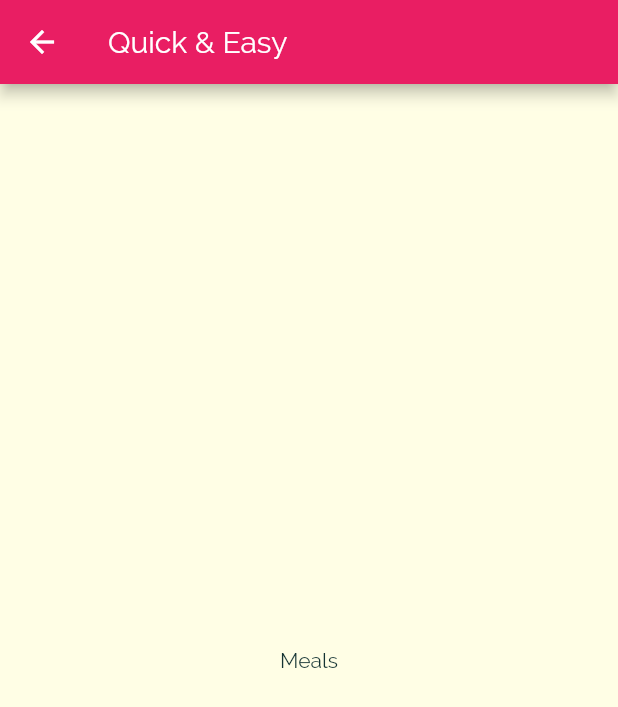
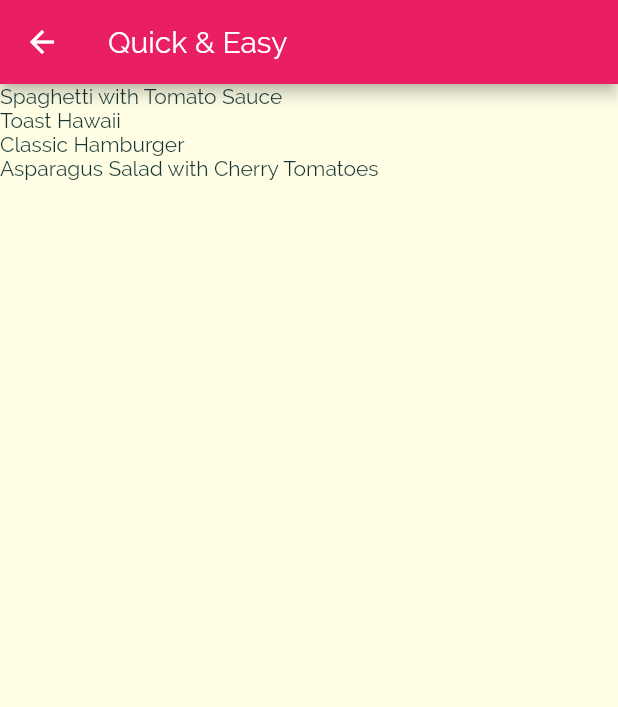
Before and after one commit to hatem1055/flutter-meals-app, a Flutter app: the screen it shows after launch, after a tap on "Quick & Easy", on a phone screen of 412 x 824 dp. Shown: the top 707 px of the screen. Run offline on Flutter 3.47's test engine with Material 2 defaults, Android fonts, the phone set to English and light mode, and no system bars.

Commit message:
meals data

```diff
--- a/lib/cetegries_data.dart
+++ /dev/null
@@ -1,56 +0,0 @@
-import 'package:flutter/material.dart';
-
-import './models/category.dart';
-
-const  categories = const [
-  Category(
-    id: 'c1',
-    title: 'Italian',
-    color: Colors.purple,
-  ),
-  Category(
-    id: 'c2',
-    title: 'Quick & Easy',
-    color: Colors.red,
-  ),
-  Category(
-    id: 'c3',
-    title: 'Hamburgers',
-    color: Colors.orange,
-  ),
-  Category(
-    id: 'c4',
-    title: 'German',
-    color: Colors.amber,
-  ),
-  Category(
-    id: 'c5',
-    title: 'Light & Lovely',
-    color: Colors.blue,
-  ),
-  Category(
-    id: 'c6',
-    title: 'Exotic',
-    color: Colors.green,
-  ),
-  Category(
-    id: 'c7',
-    title: 'Breakfast',
-    color: Colors.lightBlue,
-  ),
-  Category(
-    id: 'c8',
-    title: 'Asian',
-    color: Colors.lightGreen,
-  ),
-  Category(
-    id: 'c9',
-    title: 'French',
-    color: Colors.pink,
-  ),
-  Category(
-    id: 'c10',
-    title: 'Summer',
-    color: Colors.teal,
-  ),
-];
--- /dev/null
+++ b/lib/data.dart
@@ -0,0 +1,408 @@
+import 'package:flutter/material.dart';
+
+import 'models/category.dart';
+import 'models/meal.dart';
+
+const categories = const [
+  Category(
+    id: 'c1',
+    title: 'Italian',
+    color: Colors.purple,
+  ),
+  Category(
+    id: 'c2',
+    title: 'Quick & Easy',
+    color: Colors.red,
+  ),
+  Category(
+    id: 'c3',
+    title: 'Hamburgers',
+    color: Colors.orange,
+  ),
+  Category(
+    id: 'c4',
+    title: 'German',
+    color: Colors.amber,
+  ),
+  Category(
+    id: 'c5',
+    title: 'Light & Lovely',
+    color: Colors.blue,
+  ),
+  Category(
+    id: 'c6',
+    title: 'Exotic',
+    color: Colors.green,
+  ),
+  Category(
+    id: 'c7',
+    title: 'Breakfast',
+    color: Colors.lightBlue,
+  ),
+  Category(
+    id: 'c8',
+    title: 'Asian',
+    color: Colors.lightGreen,
+  ),
+  Category(
+    id: 'c9',
+    title: 'French',
+    color: Colors.pink,
+  ),
+  Category(
+    id: 'c10',
+    title: 'Summer',
+    color: Colors.teal,
+  ),
+];
+
+const meals = const [
+  Meal(
+    id: 'm1',
+    categoryIds: [
+      'c1',
+      'c2',
+    ],
+    title: 'Spaghetti with Tomato Sauce',
+    affordability: Affordability.Affordable,
+    complexity: Complexity.Simple,
+    imageUrl:
+        'https://upload.wikimedia.org/wikipedia/commons/thumb/2/20/Spaghetti_Bolognese_mit_Parmesan_oder_Grana_Padano.jpg/800px-Spaghetti_Bolognese_mit_Parmesan_oder_Grana_Padano.jpg',
+    duration: 20,
+    ingredients: [
+      '4 Tomatoes',
+      '1 Tablespoon of Olive Oil',
+      '1 Onion',
+      '250g Spaghetti',
+      'Spices',
+      'Cheese (optional)'
+    ],
+    steps: [
+      'Cut the tomatoes and the onion into small pieces.',
+      'Boil some water - add salt to it once it boils.',
+      'Put the spaghetti into the boiling water - they should be done in about 10 to 12 minutes.',
+      'In the meantime, heaten up some olive oil and add the cut onion.',
+      'After 2 minutes, add the tomato pieces, salt, pepper and your other spices.',
+      'The sauce will be done once the spaghetti are.',
+      'Feel free to add some cheese on top of the finished dish.'
+    ],
+    isGlutenFree: false,
+    isVegan: true,
+    isVegetarian: true,
+    isLactoseFree: true,
+  ),
+  Meal(
+    id: 'm2',
+    categoryIds: [
+      'c2',
+    ],
+    title: 'Toast Hawaii',
+    affordability: Affordability.Affordable,
+    complexity: Complexity.Simple,
+    imageUrl:
+        'https://cdn.pixabay.com/photo/2018/07/11/21/51/toast-3532016_1280.jpg',
+    duration: 10,
+    ingredients: [
+      '1 Slice White Bread',
+      '1 Slice Ham',
+      '1 Slice Pineapple',
+      '1-2 Slices of Cheese',
+      'Butter'
+    ],
+    steps: [
+      'Butter one side of the white bread',
+      'Layer ham, the pineapple and cheese on the white bread',
+      'Bake the toast for round about 10 minutes in the oven at 200°C'
+    ],
+    isGlutenFree: false,
+    isVegan: false,
+    isVegetarian: false,
+    isLactoseFree: false,
+  ),
+  Meal(
+    id: 'm3',
+    categoryIds: [
+      'c2',
+      'c3',
+    ],
+    title: 'Classic Hamburger',
+    affordability: Affordability.Pricey,
+    complexity: Complexity.Simple,
+    imageUrl:
+        'https://cdn.pixabay.com/photo/2014/10/23/18/05/burger-500054_1280.jpg',
+    duration: 45,
+    ingredients: [
+      '300g Cattle Hack',
+      '1 Tomato',
+      '1 Cucumber',
+      '1 Onion',
+      'Ketchup',
+      '2 Burger Buns'
+    ],
+    steps: [
+      'Form 2 patties',
+      'Fry the patties for c. 4 minutes on each side',
+      'Quickly fry the buns for c. 1 minute on each side',
+      'Bruch buns with ketchup',
+      'Serve burger with tomato, cucumber and onion'
+    ],
+    isGlutenFree: false,
+    isVegan: false,
+    isVegetarian: false,
+    isLactoseFree: true,
+  ),
+  Meal(
+    id: 'm4',
+    categoryIds: [
+      'c4',
+    ],
+    title: 'Wiener Schnitzel',
+    affordability: Affordability.Luxurious,
+    complexity: Complexity.Challenging,
+    imageUrl:
+        'https://cdn.pixabay.com/photo/2018/03/31/19/29/schnitzel-3279045_1280.jpg',
+    duration: 60,
+    ingredients: [
+      '8 Veal Cutlets',
+      '4 Eggs',
+      '200g Bread Crumbs',
+      '100g Flour',
+      '300ml Butter',
+      '100g Vegetable Oil',
+      'Salt',
+      'Lemon Slices'
+    ],
+    steps: [
+      'Tenderize the veal to about 2–4mm, and salt on both sides.',
+      'On a flat plate, stir the eggs briefly with a fork.',
+      'Lightly coat the cutlets in flour then dip into the egg, and finally, coat in breadcrumbs.',
+      'Heat the butter and oil in a large pan (allow the fat to get very hot) and fry the schnitzels until golden brown on both sides.',
+      'Make sure to toss the pan regularly so that the schnitzels are surrounded by oil and the crumbing becomes ‘fluffy’.',
+      'Remove, and drain on kitchen paper. Fry the parsley in the remaining oil and drain.',
+      'Place the schnitzels on awarmed plate and serve garnishedwith parsley and slices of lemon.'
+    ],
+    isGlutenFree: false,
+    isVegan: false,
+    isVegetarian: false,
+    isLactoseFree: false,
+  ),
+  Meal(
+    id: 'm5',
+    categoryIds: [
+      'c2'
+          'c5',
+      'c10',
+    ],
+    title: 'Salad with Smoked Salmon',
+    affordability: Affordability.Luxurious,
+    complexity: Complexity.Simple,
+    imageUrl:
+        'https://cdn.pixabay.com/photo/2016/10/25/13/29/smoked-salmon-salad-1768890_1280.jpg',
+    duration: 15,
+    ingredients: [
+      'Arugula',
+      'Lamb\'s Lettuce',
+      'Parsley',
+      'Fennel',
+      '200g Smoked Salmon',
+      'Mustard',
+      'Balsamic Vinegar',
+      'Olive Oil',
+      'Salt and Pepper'
+    ],
+    steps: [
+      'Wash and cut salad and herbs',
+      'Dice the salmon',
+      'Process mustard, vinegar and olive oil into a dessing',
+      'Prepare the salad',
+      'Add salmon cubes and dressing'
+    ],
+    isGlutenFree: true,
+    isVegan: false,
+    isVegetarian: true,
+    isLactoseFree: true,
+  ),
+  Meal(
+    id: 'm6',
+    categoryIds: [
+      'c6',
+      'c10',
+    ],
+    title: 'Delicious Orange Mousse',
+    affordability: Affordability.Affordable,
+    complexity: Complexity.Hard,
+    imageUrl:
+        'https://cdn.pixabay.com/photo/2017/05/01/05/18/pastry-2274750_1280.jpg',
+    duration: 240,
+    ingredients: [
+      '4 Sheets of Gelatine',
+      '150ml Orange Juice',
+      '80g Sugar',
+      '300g Yoghurt',
+      '200g Cream',
+      'Orange Peel',
+    ],
+    steps: [
+      'Dissolve gelatine in pot',
+      'Add orange juice and sugar',
+      'Take pot off the stove',
+      'Add 2 tablespoons of yoghurt',
+      'Stir gelatin under remaining yoghurt',
+      'Cool everything down in the refrigerator',
+      'Whip the cream and lift it under die orange mass',
+      'Cool down again for at least 4 hours',
+      'Serve with orange peel',
+    ],
+    isGlutenFree: true,
+    isVegan: false,
+    isVegetarian: true,
+    isLactoseFree: false,
+  ),
+  Meal(
+    id: 'm7',
+    categoryIds: [
+      'c7',
+    ],
+    title: 'Pancakes',
+    affordability: Affordability.Affordable,
+    complexity: Complexity.Simple,
+    imageUrl:
+        'https://cdn.pixabay.com/photo/2018/07/10/21/23/pancake-3529653_1280.jpg',
+    duration: 20,
+    ingredients: [
+      '1 1/2 Cups all-purpose Flour',
+      '3 1/2 Teaspoons Baking Powder',
+      '1 Teaspoon Salt',
+      '1 Tablespoon White Sugar',
+      '1 1/4 cups Milk',
+      '1 Egg',
+      '3 Tablespoons Butter, melted',
+    ],
+    steps: [
+      'In a large bowl, sift together the flour, baking powder, salt and sugar.',
+      'Make a well in the center and pour in the milk, egg and melted butter; mix until smooth.',
+      'Heat a lightly oiled griddle or frying pan over medium high heat.',
+      'Pour or scoop the batter onto the griddle, using approximately 1/4 cup for each pancake. Brown on both sides and serve hot.'
+    ],
+    isGlutenFree: true,
+    isVegan: false,
+    isVegetarian: true,
+    isLactoseFree: false,
+  ),
+  Meal(
+    id: 'm8',
+    categoryIds: [
+      'c8',
+    ],
+    title: 'Creamy Indian Chicken Curry',
+    affordability: Affordability.Pricey,
+    complexity: Complexity.Challenging,
+    imageUrl:
+        'https://cdn.pixabay.com/photo/2018/06/18/16/05/indian-food-3482749_1280.jpg',
+    duration: 35,
+    ingredients: [
+      '4 Chicken Breasts',
+      '1 Onion',
+      '2 Cloves of Garlic',
+      '1 Piece of Ginger',
+      '4 Tablespoons Almonds',
+      '1 Teaspoon Cayenne Pepper',
+      '500ml Coconut Milk',
+    ],
+    steps: [
+      'Slice and fry the chicken breast',
+      'Process onion, garlic and ginger into paste and sauté everything',
+      'Add spices and stir fry',
+      'Add chicken breast + 250ml of water and cook everything for 10 minutes',
+      'Add coconut milk',
+      'Serve with rice'
+    ],
+    isGlutenFree: true,
+    isVegan: false,
+    isVegetarian: false,
+    isLactoseFree: true,
+  ),
+  Meal(
+    id: 'm9',
+    categoryIds: [
+      'c9',
+    ],
+    title: 'Chocolate Souffle',
+    affordability: Affordability.Affordable,
+    complexity: Complexity.Hard,
+    imageUrl:
+        'https://cdn.pixabay.com/photo/2014/08/07/21/07/souffle-412785_1280.jpg',
+    duration: 45,
+    ingredients: [
+      '1 Teaspoon melted Butter',
+      '2 Tablespoons white Sugar',
+      '2 Ounces 70% dark Chocolate, broken into pieces',
+      '1 Tablespoon Butter',
+      '1 Tablespoon all-purpose Flour',
+      '4 1/3 tablespoons cold Milk',
+      '1 Pinch Salt',
+      '1 Pinch Cayenne Pepper',
+      '1 Large Egg Yolk',
+      '2 Large Egg Whites',
+      '1 Pinch Cream of Tartar',
+      '1 Tablespoon white Sugar',
+    ],
+    steps: [
+      'Preheat oven to 190°C. Line a rimmed baking sheet with parchment paper.',
+      'Brush bottom and sides of 2 ramekins lightly with 1 teaspoon melted butter; cover bottom and sides right up to the rim.',
+      'Add 1 tablespoon white sugar to ramekins. Rotate ramekins until sugar coats all surfaces.',
+      'Place chocolate pieces in a metal mixing bowl.',
+      'Place bowl over a pan of about 3 cups hot water over low heat.',
+      'Melt 1 tablespoon butter in a skillet over medium heat. Sprinkle in flour. Whisk until flour is incorporated into butter and mixture thickens.',
+      'Whisk in cold milk until mixture becomes smooth and thickens. Transfer mixture to bowl with melted chocolate.',
+      'Add salt and cayenne pepper. Mix together thoroughly. Add egg yolk and mix to combine.',
+      'Leave bowl above the hot (not simmering) water to keep chocolate warm while you whip the egg whites.',
+      'Place 2 egg whites in a mixing bowl; add cream of tartar. Whisk until mixture begins to thicken and a drizzle from the whisk stays on the surface about 1 second before disappearing into the mix.',
+      'Add 1/3 of sugar and whisk in. Whisk in a bit more sugar about 15 seconds.',
+      'whisk in the rest of the sugar. Continue whisking until mixture is about as thick as shaving cream and holds soft peaks, 3 to 5 minutes.',
+      'Transfer a little less than half of egg whites to chocolate.',
+      'Mix until egg whites are thoroughly incorporated into the chocolate.',
+      'Add the rest of the egg whites; gently fold into the chocolate with a spatula, lifting from the bottom and folding over.',
+      'Stop mixing after the egg white disappears. Divide mixture between 2 prepared ramekins. Place ramekins on prepared baking sheet.',
+      'Bake in preheated oven until scuffles are puffed and have risen above the top of the rims, 12 to 15 minutes.',
+    ],
+    isGlutenFree: true,
+    isVegan: false,
+    isVegetarian: true,
+    isLactoseFree: false,
+  ),
+  Meal(
+    id: 'm10',
+    categoryIds: [
+      'c2',
+      'c5',
+      'c10',
+    ],
+    title: 'Asparagus Salad with Cherry Tomatoes',
+    affordability: Affordability.Luxurious,
+    complexity: Complexity.Simple,
+    imageUrl:
+        'https://cdn.pixabay.com/photo/2018/04/09/18/26/asparagus-3304997_1280.jpg',
+    duration: 30,
+    ingredients: [
+      'White and Green Asparagus',
+      '30g Pine Nuts',
+      '300g Cherry Tomatoes',
+      'Salad',
+      'Salt, Pepper and Olive Oil'
+    ],
+    steps: [
+      'Wash, peel and cut the asparagus',
+      'Cook in salted water',
+      'Salt and pepper the asparagus',
+      'Roast the pine nuts',
+      'Halve the tomatoes',
+      'Mix with asparagus, salad and dressing',
+      'Serve with Baguette'
+    ],
+    isGlutenFree: true,
+    isVegan: true,
+    isVegetarian: true,
+    isLactoseFree: true,
+  ),
+];
--- /dev/null
+++ b/lib/models/meal.dart
@@ -0,0 +1,49 @@
+import 'package:flutter/material.dart';
+
+enum Complexity{
+  Simple,
+  Challenging,
+  Hard
+}
+
+enum Affordability{
+  Affordable,
+  Pricey,
+  Luxurious
+}
+
+class Meal {
+  final String id;
+  final List<String> categoryIds;
+  final String title;
+  final String imageUrl;
+  final List<String> ingredients;
+  final List<String> steps;
+  final int duration;
+  final Complexity complexity;
+  final Affordability affordability;
+  final bool isGlutenFree;
+  final bool isLactoseFree;
+  final bool isVegan;
+  final bool isVegetarian;
+
+  const Meal({
+    @required this.affordability,
+    @required this.categoryIds,
+    @required this.complexity,
+    @required this.duration,
+    @required this.id,
+    @required this.imageUrl,
+    @required this.ingredients,
+    @required this.isGlutenFree,
+    @required this.isLactoseFree,
+    @required this.isVegan,
+    @required this.isVegetarian,
+    @required this.steps,
+    @required this.title
+  });
+
+
+
+
+}
--- a/lib/screens/categories_screen/categories_main.dart
+++ b/lib/screens/categories_screen/categories_main.dart
@@ -1,5 +1,5 @@
 import 'package:flutter/material.dart';
-import '../../cetegries_data.dart';
+import '../../data.dart';
 import './category_item.dart';
 class CategoriesScreen extends StatelessWidget {
   @override
--- a/lib/screens/category_meals/category_meals_main.dart
+++ b/lib/screens/category_meals/category_meals_main.dart
@@ -1,17 +1,27 @@
 import 'package:flutter/material.dart';
+import 'package:meals_app/data.dart';
 import '../../models/category.dart';
+import '../../data.dart';
 
 class CategoryMealsScreen extends StatelessWidget {
   static const routName = 'categorie-meals';
+
   @override
   Widget build(BuildContext context) {
     final category = ModalRoute.of(context).settings.arguments as Category;
+    final categoryMeals = meals.where((meal){
+      return meal.categoryIds.contains(category.id);
+    }).toList();
     return Scaffold(
       appBar: AppBar(
         title: Text(category.title),
       ),
         body: Center(
-      child: Text('Meals'),
+      child: ListView.builder(itemBuilder: (ctx,index){
+        return Text(categoryMeals[index].title);
+      },
+      itemCount: categoryMeals.length,
+      ),
     ));
   }
 }
```
